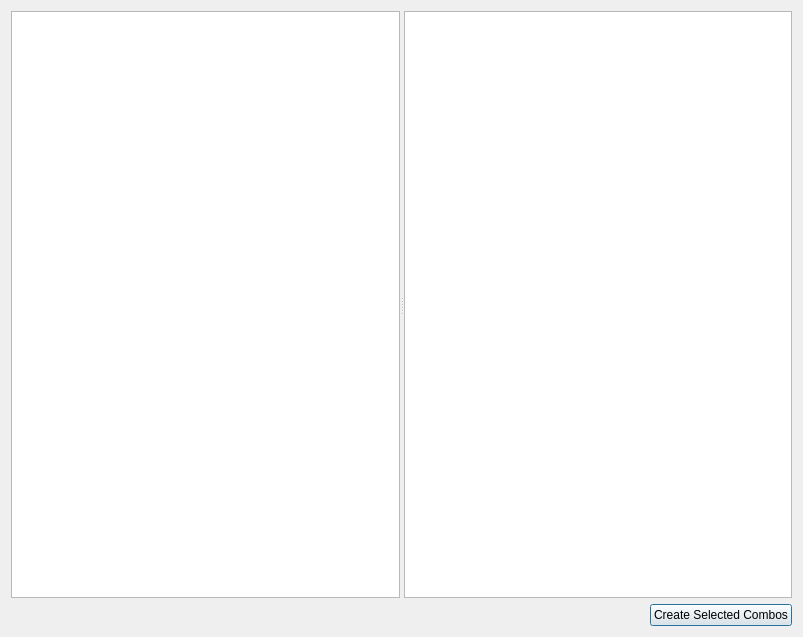
Before: the Qt Designer form scripts/SimplexUI/ui/comboCheckDialog.ui in blurstudio/Simplex, drawn with Qt 5.
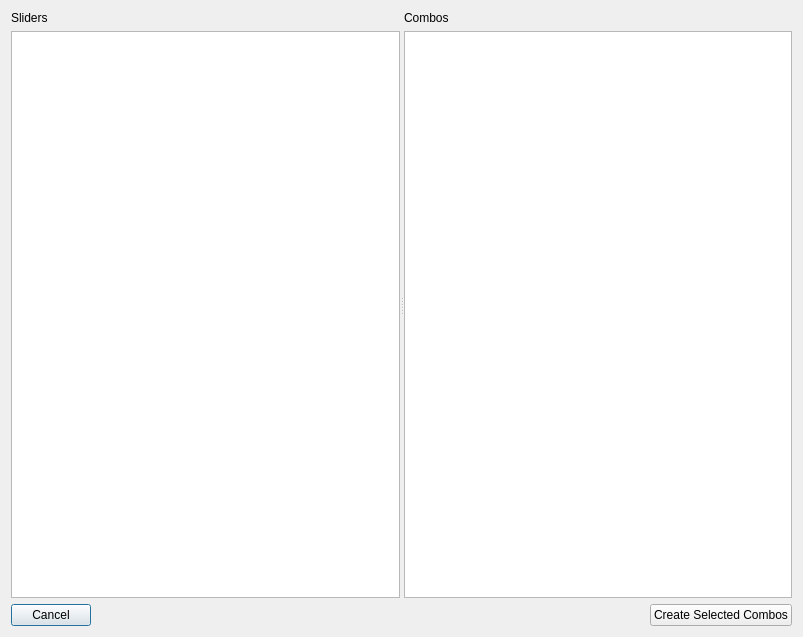
After: the same form once the commit is applied.

Commit message: Make the comboChecker dialog work

```diff
--- a/scripts/SimplexUI/ui/comboCheckDialog.ui
+++ b/scripts/SimplexUI/ui/comboCheckDialog.ui
@@ -13,26 +13,59 @@
   <property name="windowTitle">
    <string>Combo Check</string>
   </property>
-  <layout class="QVBoxLayout" name="verticalLayout">
+  <layout class="QVBoxLayout" name="verticalLayout_3">
    <item>
     <widget class="QSplitter" name="splitter">
      <property name="orientation">
       <enum>Qt::Horizontal</enum>
      </property>
+     <widget class="QWidget" name="">
+      <layout class="QVBoxLayout" name="verticalLayout">
+       <item>
+        <widget class="QLabel" name="label">
+         <property name="text">
+          <string>Sliders</string>
+         </property>
+        </widget>
+       </item>
+       <item>
      <widget class="QListWidget" name="uiSliderLIST">
       <property name="selectionMode">
        <enum>QAbstractItemView::ExtendedSelection</enum>
       </property>
      </widget>
+       </item>
+      </layout>
+     </widget>
+     <widget class="QWidget" name="">
+      <layout class="QVBoxLayout" name="verticalLayout_2">
+       <item>
+        <widget class="QLabel" name="label_2">
+         <property name="text">
+          <string>Combos</string>
+         </property>
+        </widget>
+       </item>
+       <item>
      <widget class="QListWidget" name="uiComboCheckLIST">
       <property name="selectionMode">
        <enum>QAbstractItemView::ExtendedSelection</enum>
       </property>
      </widget>
+       </item>
+      </layout>
+     </widget>
     </widget>
    </item>
    <item>
     <layout class="QHBoxLayout" name="horizontalLayout">
+     <item>
+      <widget class="QPushButton" name="uiCancelBTN">
+       <property name="text">
+        <string>Cancel</string>
+       </property>
+      </widget>
+     </item>
      <item>
       <spacer name="horizontalSpacer">
        <property name="orientation">
```
Lines whose indentation alone changed are shown as unchanged. The commit also changes 2 other files.
